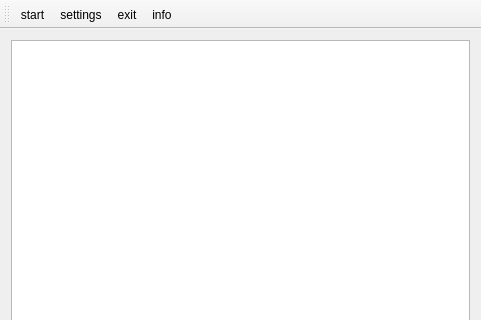
forensictool/coex, file gui/mainwindow.ui: the form before one commit; both pictures show x 0 to 481 and y 0 to 320 of the 481 by 486 pixel window.
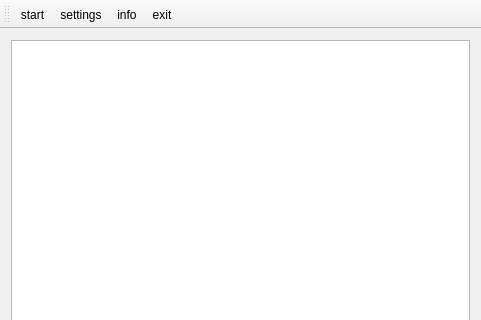
The form after the commit. Icons and pictures are not drawn.

```diff
--- a/gui/mainwindow.ui
+++ b/gui/mainwindow.ui
@@ -93,12 +93,12 @@
     <enum>TopToolBarArea</enum>
    </attribute>
    <attribute name="toolBarBreak">
-    <bool>false</bool>
+    <bool>true</bool>
    </attribute>
    <addaction name="actionStart"/>
    <addaction name="actionSettings"/>
-   <addaction name="actionExit"/>
    <addaction name="actionInfo"/>
+   <addaction name="actionExit"/>
   </widget>
   <action name="actionStart">
    <property name="icon">
```
